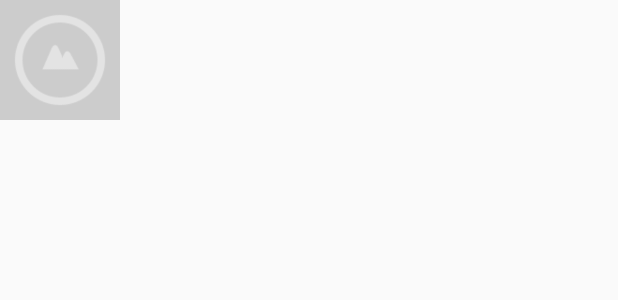
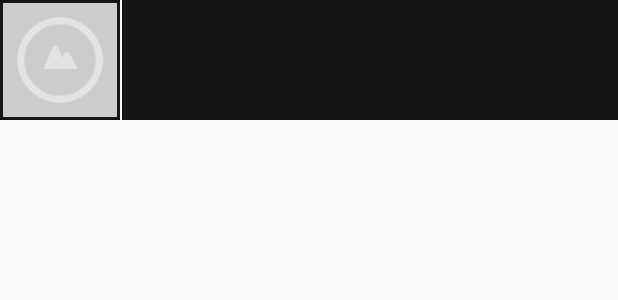
Before and after one commit to FonisVesti/FonisVesti, an Android app: the layout list_item.xml on its own in the app's theme, with its tools: preview values and no code run, on a phone screen of 412 x 824 dp. Shown: the top 300 px of the screen. Run offline under Robolectric (Android 15) with nearby library versions, the phone set to English and light mode, and no system bars.

Commit message:
sredjen prikaz vesti

```diff
--- a/app/src/main/java/com/vesti/fonis/fonisvesti/NewsActivity.java
+++ b/app/src/main/java/com/vesti/fonis/fonisvesti/NewsActivity.java
@@ -3,6 +3,7 @@ package com.vesti.fonis.fonisvesti;
 import android.annotation.SuppressLint;
 import android.content.DialogInterface;
 import android.content.Intent;
+import android.graphics.Color;
 import android.os.Bundle;
 
 
@@ -115,6 +116,8 @@ public class NewsActivity extends BaseActivity {
                 mProgressDialog.dismiss();
                 llProgressbar.setVisibility(View.GONE);
                 btnLoadMore.setVisibility(View.VISIBLE);
+                //TODO - set background color for list view
+
                 mAdapter.notifyDataSetChanged();
             }
         }
--- a/app/src/main/java/com/vesti/fonis/fonisvesti/NewsDownloaderService.java
+++ b/app/src/main/java/com/vesti/fonis/fonisvesti/NewsDownloaderService.java
@@ -156,7 +156,7 @@ public class NewsDownloaderService extends IntentService {
                 Bitmap image=null;
                 if(vest.has("thumbnail_images")) {
                     JSONObject thumbnailJSON = vest.getJSONObject("thumbnail_images");
-                    String imageURL = thumbnailJSON.getJSONObject("full").getString("url");
+                    String imageURL = thumbnailJSON.getJSONObject("thumbnail").getString("url");
                     if (imageURL != null) {
                         image = downloadImage(imageURL);
                     }
@@ -193,7 +193,6 @@ public class NewsDownloaderService extends IntentService {
             JSONObject postJSON=new JSONObject(textJSON).getJSONObject("post");
             OnePieceOfNews post=News.findOnePieceOfNewsByID(id);
             post.setTextHTML(postJSON.getString("content"));
-            post.parse();
         } catch (JSONException e) {
             e.printStackTrace();
         }
--- a/app/src/main/java/com/vesti/fonis/fonisvesti/adapter/ListViewAdapter.java
+++ b/app/src/main/java/com/vesti/fonis/fonisvesti/adapter/ListViewAdapter.java
@@ -59,7 +59,7 @@ public class ListViewAdapter extends BaseAdapter implements Filterable {
         TextView tvData = (TextView) convertView.findViewById(R.id.tvData);
         tvData.setText(mFilteredData.get(position).getTitle());
         ImageView imNewsImage=(ImageView) convertView.findViewById(R.id.imNewsImage);
-        imNewsImage.setImageBitmap(mFilteredData.get(position).getImage());
+        imNewsImage.setImageBitmap(mFilteredData.get(position).getThumbnail());
 
         return convertView;
     }
--- a/app/src/main/res/layout/activity_vesti.xml
+++ b/app/src/main/res/layout/activity_vesti.xml
@@ -27,6 +27,7 @@
         android:id="@+id/list"
         android:layout_width="fill_parent"
         android:layout_height="fill_parent"
-        android:visibility="visible" />
+        android:visibility="visible"
+         />
 
 </RelativeLayout>
--- a/app/src/main/res/layout/first_list_item.xml
+++ b/app/src/main/res/layout/first_list_item.xml
@@ -20,12 +20,12 @@
         android:layout_width="fill_parent"
         android:layout_height="wrap_content"
         android:padding="5dp"
-        android:textColor="#fafafa"
         android:textSize="20dp"
         android:layout_gravity="bottom"
         android:background="#7a000000"
         android:text="Vesti"
         android:clickable="false"
+        android:textColor="#faa61a"
         android:layout_alignParentBottom="true"/>
 
 </RelativeLayout>
--- a/app/src/main/res/layout/list_item.xml
+++ b/app/src/main/res/layout/list_item.xml
@@ -2,23 +2,35 @@
 <LinearLayout xmlns:android="http://schemas.android.com/apk/res/android"
     android:layout_width="fill_parent"
     android:layout_height="wrap_content"
-    android:orientation="horizontal">
+    android:orientation="horizontal"
+    android:layout_margin="0dp">
+
 
         <ImageView
             android:id="@+id/imNewsImage"
             android:layout_width="@dimen/news_normal_height"
             android:layout_height="@dimen/news_normal_height"
-        android:src="@drawable/empty_photo" />
+            android:src="@drawable/empty_photo"
+            android:background="#141516"
+            android:padding="2dp" />
+        <LinearLayout
+            android:layout_width="1dp"
+            android:layout_height="match_parent">
 
+        </LinearLayout>
         <TextView
             android:id="@+id/tvData"
             android:layout_width="fill_parent"
             android:layout_height="@dimen/news_normal_height"
             android:gravity="left"
             android:padding="10dip"
-        android:textAlignment="inherit"
-        android:textColor="#acacac"
+            android:textAlignment="center"
             android:textSize="16dp"
-        android:textStyle="bold" />
+            android:textStyle="bold"
+            android:textColor="#faa61a"
+            android:background="#141516" />
+
+
+
 
 </LinearLayout>
--- a/app/src/main/res/values/colors.xml
+++ b/app/src/main/res/values/colors.xml
@@ -7,7 +7,7 @@
     <color name="bg_transparent">#00141515</color>
     <color name="main_button_text">#ffffff</color>
     <color name="main_button_bg_pressed">#535353</color>
-
+    <color name="random">#ff00ff</color>
     <color name="main_divider_bg">#4e3408</color>
 
 </resources>
```
Also changed, not shown: app/src/main/java/com/vesti/fonis/fonisvesti/NewsViewActivity.java (+8 -6 lines), app/src/main/java/com/vesti/fonis/fonisvesti/model/OnePieceOfNews.java (+24 -5 lines), 1 other file. Lines whose indentation alone changed are shown as unchanged.
